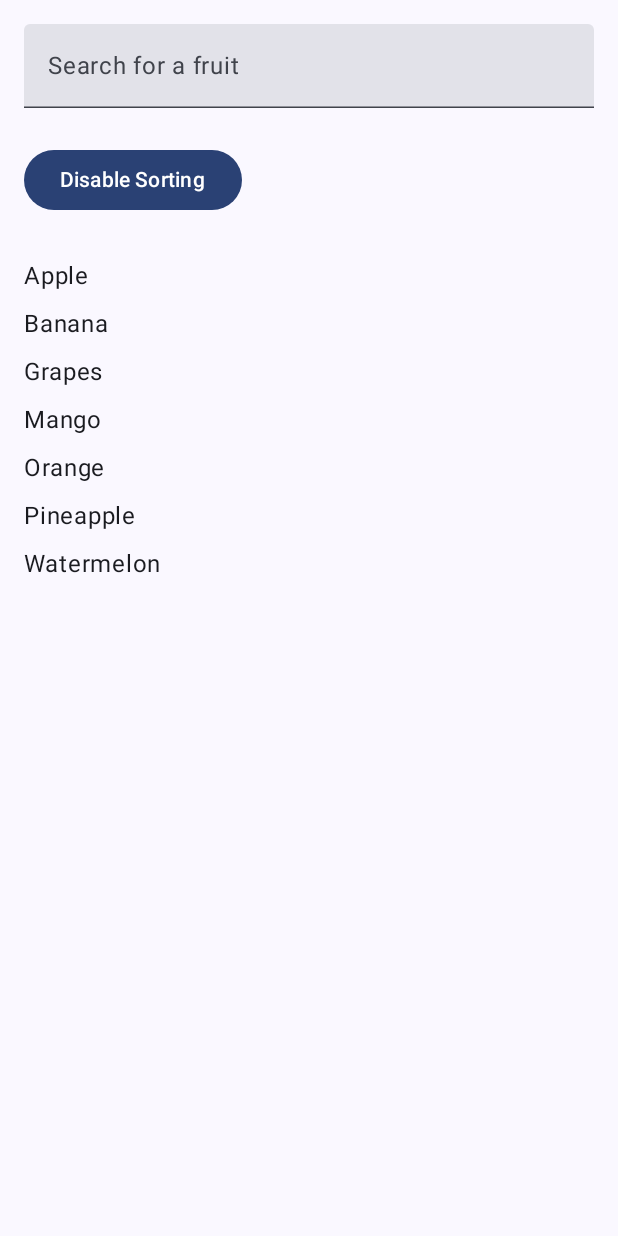
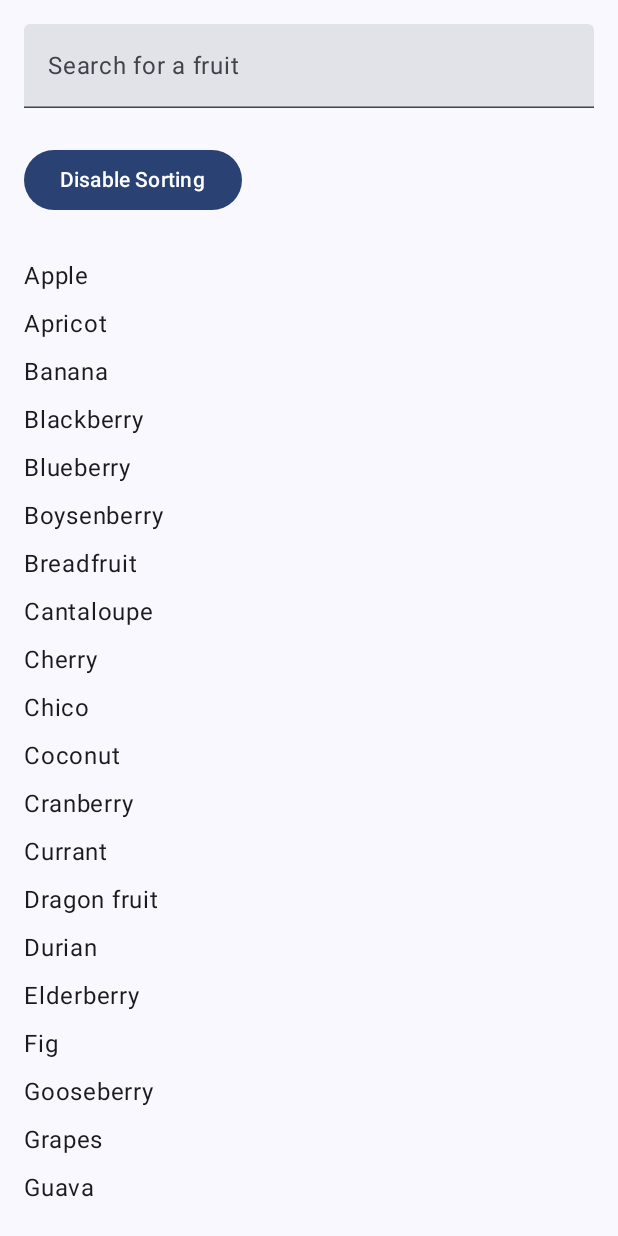
Before and after one commit to BetaCan/ListFilterAndSortApp, an Android app built with Jetpack Compose: the screen it shows after launch (MainActivity), after a tap on "Enable Sorting", on a phone screen of 412 x 824 dp. Run offline under Robolectric (Android 15) with nearby library versions, the phone set to English and light mode, and no system bars.

Commit message:
part 2 ( no scroll)

```diff
--- a/app/src/main/java/com/example/listfilterandsortapp/MainActivity.kt
+++ b/app/src/main/java/com/example/listfilterandsortapp/MainActivity.kt
@@ -5,9 +5,17 @@ import androidx.activity.ComponentActivity
 import androidx.activity.compose.setContent
 import androidx.activity.enableEdgeToEdge  // Import the enableEdgeToEdge function
 import androidx.compose.foundation.layout.*
+import androidx.compose.foundation.lazy.LazyColumn
+import androidx.compose.foundation.lazy.items
+import androidx.compose.foundation.verticalScroll
+import androidx.compose.foundation.rememberScrollState
+import androidx.compose.ui.geometry.Size
+import androidx.compose.ui.unit.Density
+import androidx.compose.ui.platform.LocalDensity
 import androidx.compose.material3.*
 import androidx.compose.runtime.*
 import androidx.compose.ui.Modifier
+import androidx.compose.ui.platform.LocalConfiguration
 import androidx.compose.ui.tooling.preview.Preview
 import androidx.compose.ui.unit.dp
 
@@ -16,14 +24,11 @@ import com.example.listfilterandsortapp.ui.theme.ListFilterAndSortAppTheme
 class MainActivity : ComponentActivity() {
     override fun onCreate(savedInstanceState: Bundle?) {
         super.onCreate(savedInstanceState)
-
-        // Enable edge-to-edge content
         enableEdgeToEdge()
         setContent {
             ListFilterAndSortAppTheme {
-                // Scaffold layout to structure the app layout
                 Scaffold(modifier = Modifier.fillMaxSize()) { innerPadding ->
-                    FilterAndSortListApp(modifier = Modifier.padding(innerPadding))
+                    FilterAndSortListWithLazyColumn(modifier = Modifier.padding(innerPadding))
                 }
             }
         }
@@ -31,12 +36,31 @@ class MainActivity : ComponentActivity() {
 }
 
 @Composable
-fun FilterAndSortListApp(modifier: Modifier = Modifier) {
+fun FilterAndSortListWithLazyColumn(modifier: Modifier = Modifier) {
     var searchQuery by remember { mutableStateOf("") }
     var isSorted by remember { mutableStateOf(false) }
 
-    // In-memory list of fruits
-    val fruits = listOf("Apple", "Banana", "Orange", "Mango", "Pineapple", "Grapes", "Watermelon")
+    // Large in-memory list of fruits
+    // List of fruits
+//    val fruits = listOf(
+//        "Apple", "Banana", "Orange", "Mango", "Pineapple", "Grapes", "Watermelon",
+//        "Strawberry", "Blueberry", "Kiwi", "Peach", "Plum", "Apricot", "Cantaloupe",
+//        "Papaya", "Pomegranate", "Cherry", "Lemon", "Lime", "Guava", "Lychee", "Dragon fruit",
+//        "Passion Fruit", "Raspberry", "Blackberry", "Coconut", "Fig"
+//    )
+
+    val fruits = listOf(
+        "Apple", "Banana", "Orange", "Mango", "Pineapple", "Grapes", "Watermelon",
+        "Strawberry", "Blueberry", "Kiwi", "Peach", "Plum", "Apricot", "Cantaloupe",
+        "Papaya", "Pomegranate", "Cherry", "Lemon", "Lime", "Guava", "Lychee", "Dragon fruit",
+        "Passion Fruit", "Raspberry", "Blackberry", "Coconut", "Fig",
+        "Cranberry", "Gooseberry", "Mulberry", "Tangerine", "Nectarine", "Persimmon",
+        "Starfruit", "Boysenberry", "Currant", "Elderberry", "Jackfruit", "Longan",
+        "Marionberry", "Sapodilla", "Soursop", "Ugli fruit", "Durian", "Breadfruit",
+        "Jujube", "Salak (Snake Fruit)", "Chico", "Loquat", "Tamarind", "Horned Melon"
+    )
+
+
 
     // Derived state: Filter the list based on search query
     val filteredFruits by remember {
@@ -78,9 +102,11 @@ fun FilterAndSortListApp(modifier: Modifier = Modifier) {
 
         Spacer(modifier = Modifier.height(16.dp))
 
-        // Display the list of filtered (and possibly sorted) fruits
-        sortedFruits.forEach { fruit ->
-            Text(text = fruit, modifier = Modifier.padding(vertical = 4.dp))
+        // Display the filtered and sorted list using LazyColumn
+        LazyColumn {
+            items(sortedFruits) { fruit ->
+                Text(text = fruit, modifier = Modifier.padding(vertical = 4.dp))
+            }
         }
     }
 }
@@ -89,6 +115,6 @@ fun FilterAndSortListApp(modifier: Modifier = Modifier) {
 @Composable
 fun DefaultPreview() {
     ListFilterAndSortAppTheme {
-        FilterAndSortListApp()
+        FilterAndSortListWithLazyColumn()
     }
 }
```
